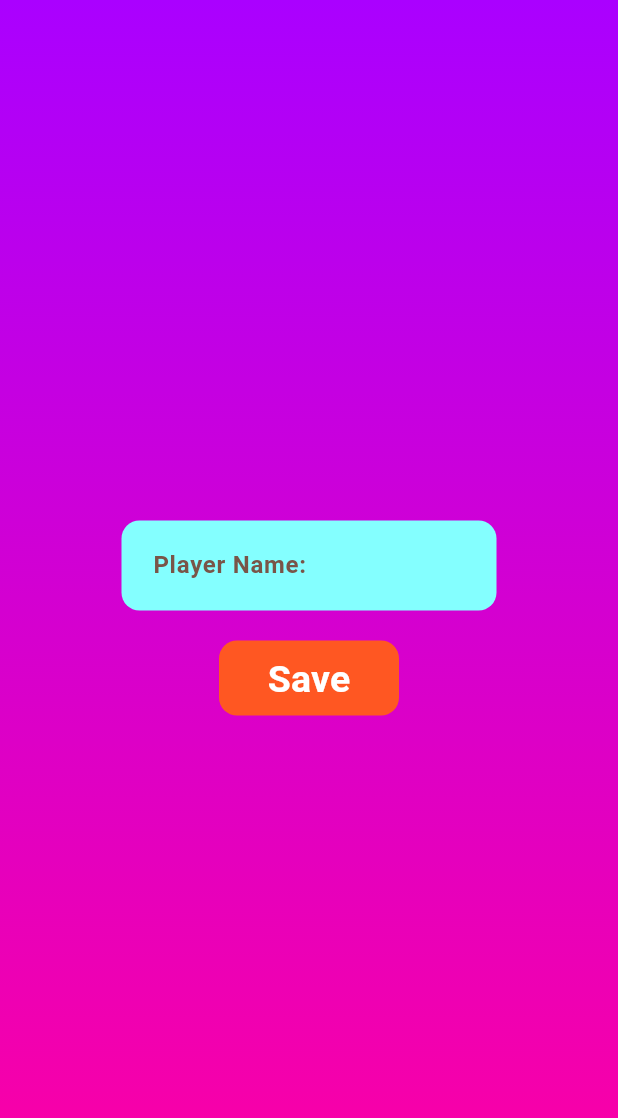
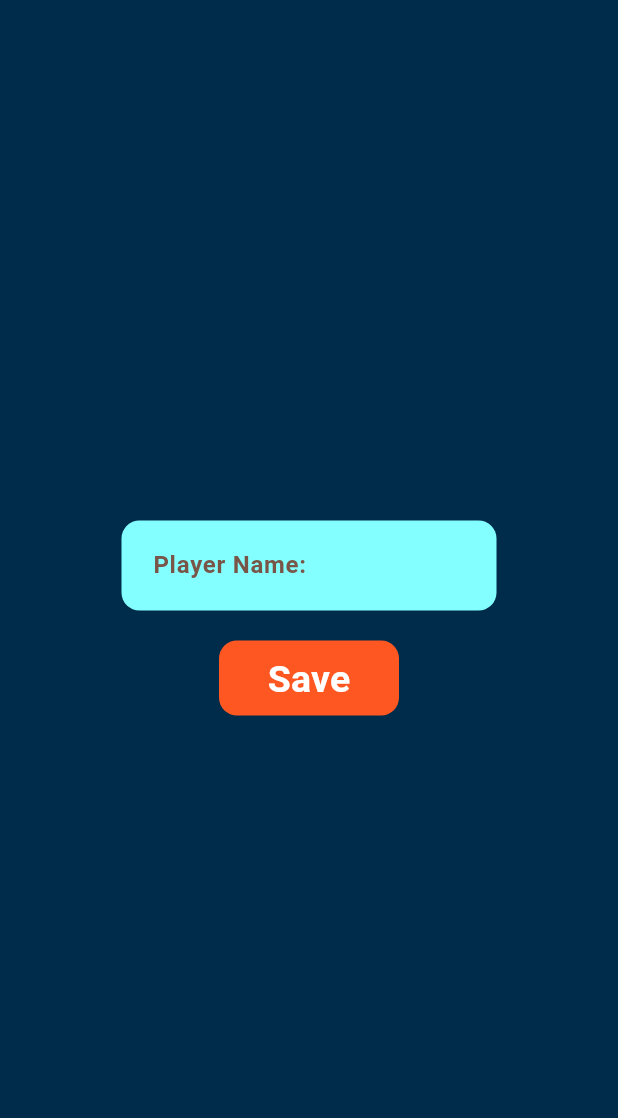
Before and after one commit to Nitish631/Bingo_N, a Flutter app: the screen it shows after launch, on a phone screen of 412 x 824 dp. Shown: the top 1118 px of the screen. Run offline on Flutter 3.47's test engine with Material 3 defaults, Android fonts, the phone set to English and light mode, and no system bars; our stand-ins replace connectivity_plus, google_fonts, sqflite; accounts and stored records are empty.

Commit message:
code before CHAT GPT modification

```diff
--- a/lib/Communication/Client.dart
+++ b/lib/Communication/Client.dart
@@ -290,8 +290,8 @@ class Client {
   }
 
   void sendMessageToServer(ClientSendDto clientSendDto) {
-    snackBar("READY MESSAGE SENDING");
-    print("READY MESSAGE SENDING");
+    // snackBar("READY MESSAGE SENDING");
+    // print("READY MESSAGE SENDING");
     _send(clientSendDto);
   }
 }
--- a/lib/screen/nameInput.dart
+++ b/lib/screen/nameInput.dart
@@ -53,19 +53,8 @@ class _NameInputPageState extends State<NameInputPage> {
 
   @override
   Widget build(BuildContext context) {
-    return Scaffold(
-      body: Scaffold(
+    return  Scaffold(
         body: Container(
-          decoration: BoxDecoration(
-            gradient: LinearGradient(
-              colors: [
-                Color.fromRGBO(255, 0, 160, 1),
-                Color.fromRGBO(170, 0, 255, 1),
-              ],
-              begin: Alignment.bottomCenter,
-              end: Alignment.topCenter,
-            ),
-          ),
           height: double.infinity,
           width: double.infinity,
           child: Center(
@@ -87,11 +76,15 @@ class _NameInputPageState extends State<NameInputPage> {
                     ),
                     child: Center(
                       child: TextField(
+                        textInputAction: TextInputAction.done,
                         onTap: () {
                           setState(() {
                             labelStyleColor=Colors.brown;
                             labelText = "Player Name:";
                           });
+                        },
+                        onSubmitted: (value) {
+                          _saveName();
                         },
                         controller: nameFieldController,
                         focusNode: nameFocus,
@@ -141,7 +134,6 @@ class _NameInputPageState extends State<NameInputPage> {
             ),
           ),
         ),
-      ),
     );
   }
 }
```
Also changed, not shown: lib/Communication/Server.dart (+7 -3 lines), lib/GameData/GameData.dart (+2 -5 lines), lib/screen/GamingPage.dart (+45 -18 lines).
